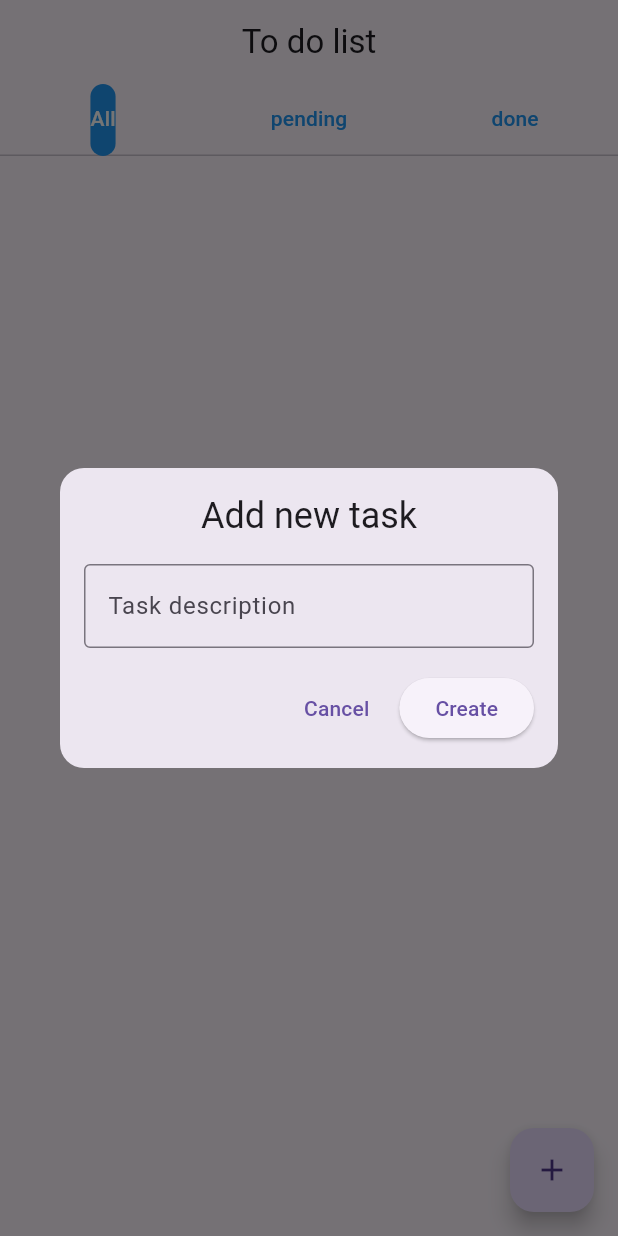
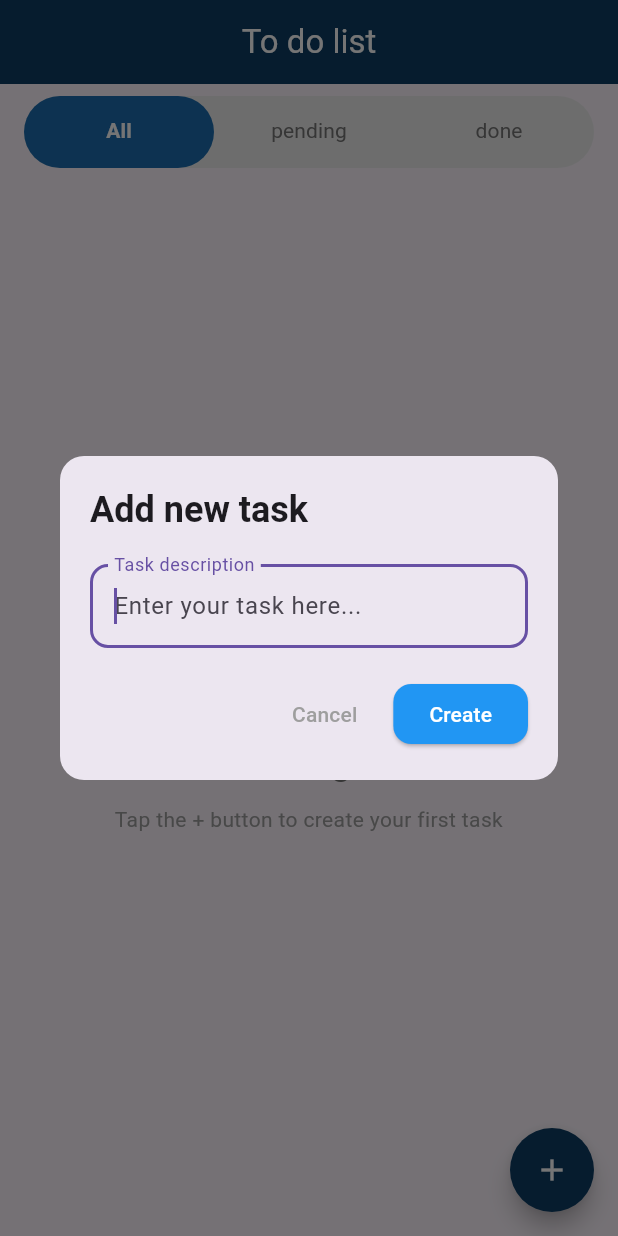
Before and after one commit to caionobile/flutter-todo-list, a Flutter app: the screen it shows after launch, after a tap on the "add" icon, on a phone screen of 412 x 824 dp. Run offline on Flutter 3.47's test engine with Material 3 defaults, Android fonts, the phone set to English and light mode, and no system bars; our stand-ins replace equatable, shared_preferences.

Commit message:
fix: adjust styles

```diff
--- a/lib/features/todo/presentation/pages/home_page.dart
+++ b/lib/features/todo/presentation/pages/home_page.dart
@@ -35,45 +35,48 @@ class _HomePageState extends State<HomePage>
     return Scaffold(
       appBar: AppBar(
         title: const Text('To do list', textAlign: TextAlign.center),
+        foregroundColor: Colors.white,
+        backgroundColor: Color.fromRGBO(12, 61, 101, 1),
         centerTitle: true,
-        bottom: TabBar(
+      ),
+      body: Column(
+        children: [
+          PreferredSize(
+            preferredSize: const Size.fromHeight(48),
+            child: Container(
+              margin: const EdgeInsets.symmetric(horizontal: 16, vertical: 8),
+              decoration: BoxDecoration(
+                color: Colors.grey[200],
+                borderRadius: BorderRadius.circular(25),
+              ),
+              child: TabBar(
                 controller: _tabController,
-          tabs: [
-            Tab(
-              child: Container(
-                decoration: const BoxDecoration(
-                  borderRadius: BorderRadius.only(
-                    topLeft: Radius.circular(25),
-                    bottomLeft: Radius.circular(25),
+                indicatorSize: TabBarIndicatorSize.tab,
+                indicator: BoxDecoration(
+                  color: Color.fromRGBO(28, 109, 176, 1),
+                  borderRadius: BorderRadius.all(Radius.circular(36)),
                 ),
-                  color: Colors.transparent,
+                dividerHeight: 0,
+                labelColor: Colors.white,
+                unselectedLabelColor: Colors.grey[600],
+                labelStyle: const TextStyle(
+                  fontWeight: FontWeight.w600,
+                  fontSize: 14,
                 ),
-                child: const Text('All'),
+                unselectedLabelStyle: const TextStyle(
+                  fontWeight: FontWeight.normal,
+                  fontSize: 14,
+                ),
+                tabs: const [
+                  Tab(text: 'All'),
+                  Tab(text: 'pending'),
+                  Tab(text: 'done'),
+                ],
               ),
             ),
-            const Tab(text: 'pending'),
-            Tab(
-              child: Container(
-                decoration: const BoxDecoration(
-                  borderRadius: BorderRadius.only(
-                    topRight: Radius.circular(25),
-                    bottomRight: Radius.circular(25),
           ),
-                  color: Colors.transparent,
-                ),
-                child: const Text('done'),
-              ),
-            ),
-          ],
-          indicator: BoxDecoration(
-            borderRadius: BorderRadius.circular(25),
-            color: Colors.blue,
-          ),
-          labelColor: Colors.white,
-          unselectedLabelColor: Colors.blue,
-        ),
-      ),
-      body: TabBarView(
+          Flexible(
+            child: TabBarView(
               controller: _tabController,
               children: [
                 TodoList(filter: TodoFilter.all),
@@ -81,8 +84,18 @@ class _HomePageState extends State<HomePage>
                 TodoList(filter: TodoFilter.done),
               ],
             ),
+          ),
+        ],
+      ),
       floatingActionButton: FloatingActionButton(
         onPressed: _showAddTodoModal,
+        backgroundColor: Color.fromRGBO(12, 61, 101, 1),
+        foregroundColor: Colors.white,
+        shape: RoundedRectangleBorder(
+          borderRadius: BorderRadius.circular(
+            120,
+          ), // Adjust the radius as needed
+        ),
         child: const Icon(Icons.add),
       ),
     );
--- a/lib/features/todo/presentation/widgets/add_todo_modal.dart
+++ b/lib/features/todo/presentation/widgets/add_todo_modal.dart
@@ -1,5 +1,6 @@
 import 'package:flutter/material.dart';
 import 'package:provider/provider.dart';
+
 import '../providers/todo_provider.dart';
 
 class AddTodoModal extends StatefulWidget {
@@ -24,35 +25,53 @@ class _AddTodoModalState extends State<AddTodoModal> {
   Widget build(BuildContext context) {
     return Dialog(
       shape: RoundedRectangleBorder(borderRadius: BorderRadius.circular(16)),
+      elevation: 4,
       child: Padding(
-        padding: const EdgeInsets.all(16),
+        padding: const EdgeInsets.all(20),
         child: Column(
           mainAxisSize: MainAxisSize.min,
+          crossAxisAlignment: CrossAxisAlignment.start,
           children: [
             Text(
               'Add new task',
-              style: Theme.of(context).textTheme.headlineSmall,
+              style: Theme.of(
+                context,
+              ).textTheme.headlineSmall?.copyWith(fontWeight: FontWeight.bold),
             ),
-            const SizedBox(height: 16),
+            const SizedBox(height: 20),
             TextField(
               controller: _textController,
-              decoration: const InputDecoration(
-                border: OutlineInputBorder(),
+              decoration: InputDecoration(
+                border: OutlineInputBorder(
+                  borderRadius: BorderRadius.circular(12),
+                ),
                 labelText: 'Task description',
+                hintText: 'Enter your task here...',
               ),
               onSubmitted: (_) => _addTodo(),
+              autofocus: true,
             ),
-            const SizedBox(height: 16),
+            const SizedBox(height: 20),
             Row(
               mainAxisAlignment: MainAxisAlignment.end,
               children: [
                 TextButton(
                   onPressed: () => Navigator.of(context).pop(),
-                  child: const Text('Cancel'),
+                  child: const Text(
+                    'Cancel',
+                    style: TextStyle(color: Colors.grey),
+                  ),
                 ),
-                const SizedBox(width: 8),
+                const SizedBox(width: 12),
                 ElevatedButton(
                   onPressed: _addTodo,
+                  style: ElevatedButton.styleFrom(
+                    backgroundColor: Colors.blue,
+                    foregroundColor: Colors.white,
+                    shape: RoundedRectangleBorder(
+                      borderRadius: BorderRadius.circular(12),
+                    ),
+                  ),
                   child: const Text('Create'),
                 ),
               ],
--- a/lib/features/todo/presentation/widgets/delete_todo_modal.dart
+++ b/lib/features/todo/presentation/widgets/delete_todo_modal.dart
@@ -18,32 +18,46 @@ class DeleteTodoModal extends StatelessWidget {
 
     return Dialog(
       shape: RoundedRectangleBorder(borderRadius: BorderRadius.circular(16)),
+      elevation: 4,
       child: Padding(
-        padding: const EdgeInsets.all(16),
+        padding: const EdgeInsets.all(20),
         child: Column(
           mainAxisSize: MainAxisSize.min,
+          crossAxisAlignment: CrossAxisAlignment.start,
           children: [
             Text(
               'Delete task',
-              style: Theme.of(context).textTheme.headlineSmall,
+              style: Theme.of(
+                context,
+              ).textTheme.headlineSmall?.copyWith(fontWeight: FontWeight.bold),
             ),
             const SizedBox(height: 16),
             Text(
               'Are you sure you want to delete "${todo.title}"?',
-              textAlign: TextAlign.center,
+              style: const TextStyle(fontSize: 16),
+              textAlign: TextAlign.start,
             ),
-            const SizedBox(height: 16),
+            const SizedBox(height: 20),
             Row(
               mainAxisAlignment: MainAxisAlignment.end,
               children: [
                 TextButton(
                   onPressed: () => Navigator.of(context).pop(),
-                  child: const Text('Cancel'),
+                  child: const Text(
+                    'Cancel',
+                    style: TextStyle(color: Colors.grey),
+                  ),
                 ),
-                const SizedBox(width: 8),
+                const SizedBox(width: 12),
                 ElevatedButton(
                   onPressed: deleteTodo,
-                  style: ElevatedButton.styleFrom(backgroundColor: Colors.red),
+                  style: ElevatedButton.styleFrom(
+                    backgroundColor: Colors.red,
+                    foregroundColor: Colors.white,
+                    shape: RoundedRectangleBorder(
+                      borderRadius: BorderRadius.circular(12),
+                    ),
+                  ),
                   child: const Text('Delete'),
                 ),
               ],
--- a/lib/features/todo/presentation/widgets/todo_item.dart
+++ b/lib/features/todo/presentation/widgets/todo_item.dart
@@ -1,5 +1,6 @@
 import 'package:flutter/material.dart';
 import 'package:provider/provider.dart';
+
 import '../../domain/entities/todo_entity.dart';
 import '../providers/todo_provider.dart';
 import 'delete_todo_modal.dart';
@@ -61,6 +62,7 @@ class _TodoItemState extends State<TodoItem>
           leading: Checkbox(
             value: widget.todo.completed,
             onChanged: (value) => _toggleTodo(),
+            activeColor: Color.fromRGBO(28, 109, 176, 1),
           ),
           title: Text(
             widget.todo.title,
--- a/lib/features/todo/presentation/widgets/todo_list.dart
+++ b/lib/features/todo/presentation/widgets/todo_list.dart
@@ -26,6 +26,50 @@ class TodoList extends StatelessWidget {
     }
   }
 
+  String _getEmptyMessage(TodoFilter filter) {
+    switch (filter) {
+      case TodoFilter.all:
+        return 'Add a task to get started';
+      case TodoFilter.pending:
+        return 'No pending tasks';
+      case TodoFilter.done:
+        return 'No completed tasks';
+    }
+  }
+
+  String _getEmptySubtitle(TodoFilter filter) {
+    switch (filter) {
+      case TodoFilter.all:
+        return 'Tap the + button to create your first task';
+      case TodoFilter.pending:
+        return 'All tasks are completed or add new tasks';
+      case TodoFilter.done:
+        return 'Complete some tasks to see them here';
+    }
+  }
+
+  IconData _getEmptyIcon(TodoFilter filter) {
+    switch (filter) {
+      case TodoFilter.all:
+        return Icons.task_outlined;
+      case TodoFilter.pending:
+        return Icons.check_circle_outline;
+      case TodoFilter.done:
+        return Icons.celebration_outlined;
+    }
+  }
+
+  Color _getEmptyIconColor(TodoFilter filter, BuildContext context) {
+    switch (filter) {
+      case TodoFilter.all:
+        return Colors.blue;
+      case TodoFilter.pending:
+        return Colors.orange;
+      case TodoFilter.done:
+        return Colors.green;
+    }
+  }
+
   @override
   Widget build(BuildContext context) {
     final provider = Provider.of<TodoProvider>(context);
@@ -35,6 +79,10 @@ class TodoList extends StatelessWidget {
     }
 
     final filteredTodos = _getFilteredTodos(provider.todos, filter);
+
+    if (filteredTodos.isEmpty) {
+      return _buildEmptyState(context, filter);
+    }
 
     return AnimatedContainer(
       duration: const Duration(milliseconds: 300),
@@ -48,4 +96,37 @@ class TodoList extends StatelessWidget {
       ),
     );
   }
+
+  Widget _buildEmptyState(BuildContext context, TodoFilter filter) {
+    return Padding(
+      padding: const EdgeInsets.all(32.0),
+      child: Column(
+        mainAxisAlignment: MainAxisAlignment.center,
+        children: [
+          Icon(
+            _getEmptyIcon(filter),
+            size: 80,
+            color: _getEmptyIconColor(filter, context),
+          ),
+          const SizedBox(height: 24),
+          Text(
+            _getEmptyMessage(filter),
+            style: Theme.of(context).textTheme.headlineSmall?.copyWith(
+              color: Colors.grey[600],
+              fontWeight: FontWeight.w600,
+            ),
+            textAlign: TextAlign.center,
+          ),
+          const SizedBox(height: 12),
+          Text(
+            _getEmptySubtitle(filter),
+            style: Theme.of(
+              context,
+            ).textTheme.bodyMedium?.copyWith(color: Colors.grey[500]),
+            textAlign: TextAlign.center,
+          ),
+        ],
+      ),
+    );
+  }
 }
```
Lines whose indentation alone changed are shown as unchanged.
